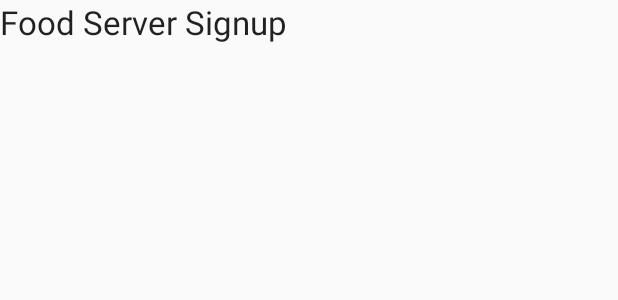
After one commit to bounswe/bounswe2016group3, an Android app: the layout fragment_food_server_signup.xml on its own in the app's theme, with its tools: preview values and no code run, on a phone screen of 412 x 824 dp. The commit adds this screen. Shown: the top 300 px of the screen. Run offline under Robolectric (Android 15) with nearby library versions, the phone set to English and light mode, and no system bars.

Commit message:
tabs are created for user and food server in signup page

```diff
--- a/android/Eatalyze/app/build.gradle
+++ b/android/Eatalyze/app/build.gradle
@@ -21,7 +21,6 @@ android {
 
 dependencies {
     compile fileTree(dir: 'libs', include: ['*.jar'])
-    testCompile 'junit:junit:4.12'
     compile 'com.android.support:appcompat-v7:24.2.1'
     compile 'com.jakewharton:butterknife:7.0.1'
     compile 'com.squareup.retrofit:retrofit:1.6.1'
@@ -30,4 +29,7 @@ dependencies {
     compile 'joda-time:joda-time:2.9.4'
     compile 'com.google.code.gson:gson:2.4'
     compile 'com.squareup.picasso:picasso:2.4.0'
+    compile 'com.android.support:support-v4:24.2.1'
+    testCompile 'junit:junit:4.12'
+    compile 'com.android.support:design:24.2.1'
 }
--- /dev/null
+++ b/android/Eatalyze/app/src/main/res/layout/fragment_food_server_signup.xml
@@ -0,0 +1,15 @@
+<FrameLayout xmlns:android="http://schemas.android.com/apk/res/android"
+    xmlns:tools="http://schemas.android.com/tools"
+    android:layout_width="match_parent"
+    android:layout_height="match_parent"
+    tools:context="com.cmpe451.eatalyze.fragments.FoodServerSignupFragment">
+
+    <TextView
+        android:id="@+id/textView"
+        android:layout_width="wrap_content"
+        android:layout_height="wrap_content"
+        android:layout_centerInParent="true"
+        android:text="Food Server Signup"
+        android:textAppearance="?android:attr/textAppearanceLarge"/>
+
+</FrameLayout>
--- a/android/Eatalyze/app/src/main/res/values/strings.xml
+++ b/android/Eatalyze/app/src/main/res/values/strings.xml
@@ -15,5 +15,8 @@
     <string name="follow_btn">Follow</string>
     <string name="image_view_content">Profile Photo</string>
 
+    <!-- TODO: Remove or change this placeholder text -->
+    <string name="hello_blank_fragment">Hello blank fragment</string>
+
 
 </resources>
```
Also changed, not shown: android/Eatalyze/app/src/main/AndroidManifest.xml (+27 -18 lines), android/Eatalyze/app/src/main/java/com/cmpe451/eatalyze/activities/SignupActivity.java (+45 -0 lines), android/Eatalyze/app/src/main/java/com/cmpe451/eatalyze/adapters/PagerAdapter.java (added, +41 -0 lines), android/Eatalyze/app/src/main/java/com/cmpe451/eatalyze/fragments/FoodServerSignupFragment.java (added, +18 -0 lines), android/Eatalyze/app/src/main/java/com/cmpe451/eatalyze/fragments/UserSignupFragment.java (added, +17 -0 lines), android/Eatalyze/app/src/main/res/layout/activity_signup.xml (+21 -7 lines), android/Eatalyze/app/src/main/res/layout/fragment_user_signup.xml (added, +21 -0 lines).
